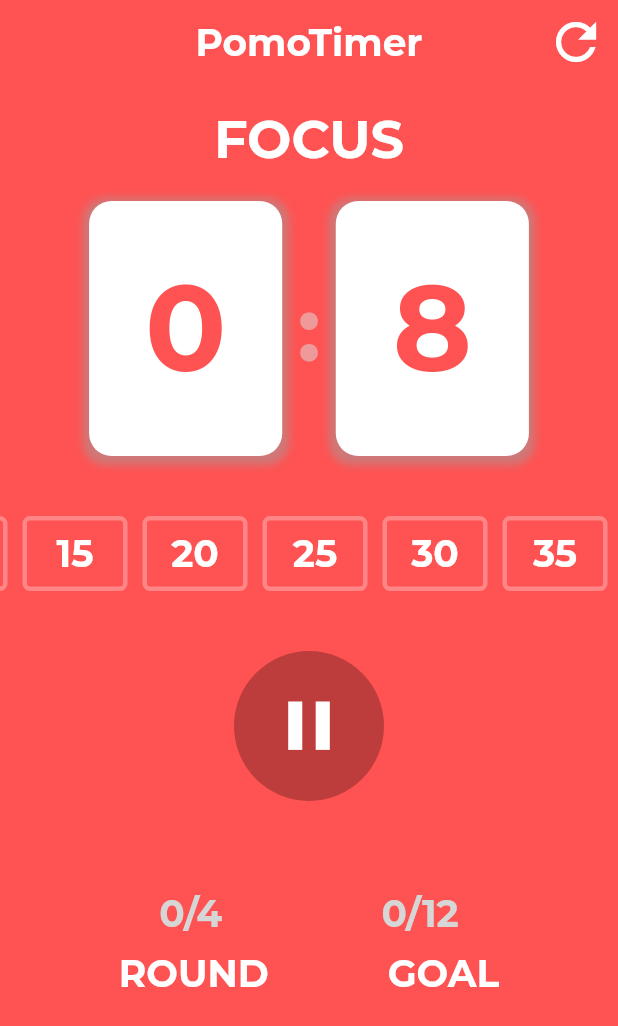
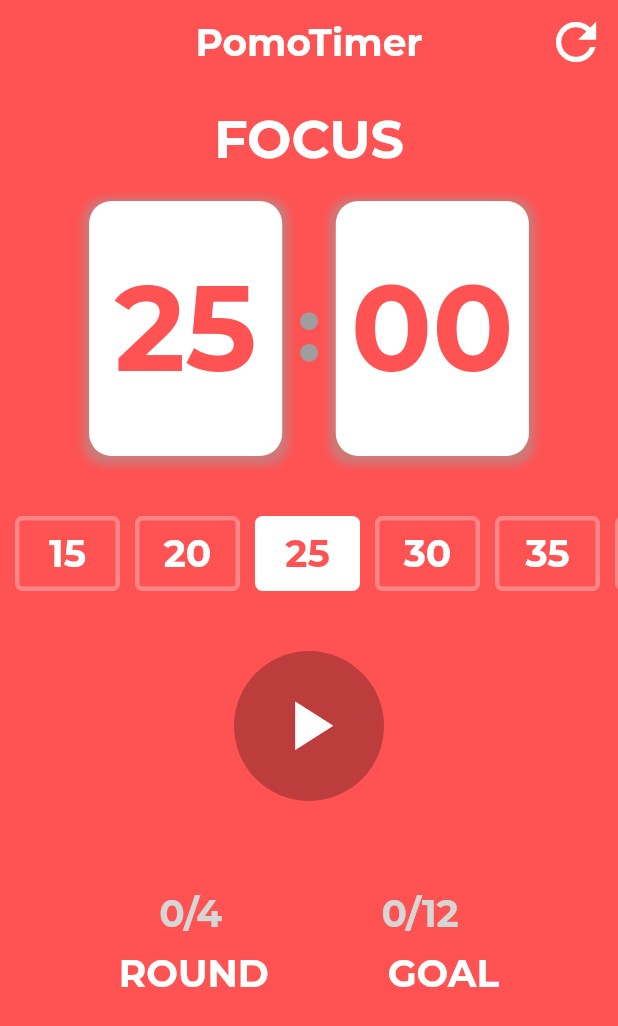
Before and after one commit to dafidakk/pomodoro_app, a Flutter app: the screen it shows after launch, after a tap on the "play arrow" icon, after a tap on the "refresh" icon, on a phone screen of 412 x 824 dp. Shown: the top 1026 px of the screen. Run offline on Flutter 3.47's test engine with Material 2 defaults, Android fonts, the phone set to English and light mode, and no system bars; our stand-ins replace google_fonts.

Commit message:
colon Color time dependent

```diff
--- a/lib/pomodoro_screen.dart
+++ b/lib/pomodoro_screen.dart
@@ -1,30 +1,32 @@
-import 'dart:ffi';
-
 import 'package:flutter/material.dart';
+import 'package:pomodoro_app/timeservice.dart';
 import 'package:pomodoro_app/utils.dart';
 import 'package:pomodoro_app/widgets/progresswidget.dart';
 import 'package:pomodoro_app/widgets/timecontroller.dart';
 import 'package:pomodoro_app/widgets/timercard.dart';
 import 'package:pomodoro_app/widgets/timeroptions.dart';
+import 'package:provider/provider.dart';
 
 class PomodoroScreen extends StatelessWidget {
   const PomodoroScreen({super.key});
 
   @override
   Widget build(BuildContext context) {
+    final provider = Provider.of<TimerService>(context);
     return Scaffold(
-      backgroundColor: Colors.redAccent,
+      backgroundColor: renderColor(provider.currentState),
       appBar: AppBar(
         centerTitle: true,
         elevation: 0,
-        backgroundColor: Colors.redAccent,
+        backgroundColor: renderColor(provider.currentState),
         title: Text(
           "PomoTimer",
           style: textStyle(25, Colors.white, FontWeight.w700),
         ),
         actions: [
           IconButton(
-            onPressed: () {},
+            onPressed: () =>
+                Provider.of<TimerService>(context, listen: false).reset(),
             icon: Icon(
               Icons.refresh,
             ),
--- a/lib/timeservice.dart
+++ b/lib/timeservice.dart
@@ -3,13 +3,14 @@ import 'package:flutter/material.dart';
 
 class TimerService extends ChangeNotifier {
   late Timer timer;
-  double currentDuration = 10;
-  double selectedTime = 10;
+  double currentDuration = 1500;
+  double selectedTime = 1500;
   bool timerPlaying = false;
   String currentState = "FOCUS";
-
   int rounds = 0;
   int goal = 0;
+  int number = 0;
+  Color colonColor = Colors.black;
 
   void start() {
     timerPlaying = true;
@@ -18,9 +19,28 @@ class TimerService extends ChangeNotifier {
         handleNextRound();
       } else {
         currentDuration--;
+        changeColor();
+        number++;
         notifyListeners();
       }
     });
+  }
+
+  void changeColor() {
+    if (number % 2 != 0) {
+      colonColor = Colors.white;
+    } else if (number % 2 == 0) {
+      colonColor = Colors.grey;
+    }
+  }
+
+  void reset() {
+    timer.cancel();
+    currentState = "FOCUS";
+    currentDuration = selectedTime = 1500;
+    rounds = goal = 0;
+    timerPlaying = false;
+    notifyListeners();
   }
 
   void pause() {
@@ -38,24 +58,24 @@ class TimerService extends ChangeNotifier {
   void handleNextRound() {
     if (currentState == "FOCUS" && rounds != 3) {
       currentState = "BREAK";
-      currentDuration = 10;
-      selectedTime = 10;
+      currentDuration = 300;
+      selectedTime = 300;
       rounds++;
       goal++;
     } else if (currentState == "BREAK") {
       currentState = "FOCUS";
-      currentDuration = 10;
-      selectedTime = 10;
+      currentDuration = 1500;
+      selectedTime = 1500;
     } else if (currentState == "FOCUS" && rounds == 3) {
       currentState = "LONGBREAK";
-      currentDuration = 10;
-      selectedTime = 10;
+      currentDuration = 1500;
+      selectedTime = 1500;
       rounds++;
       goal++;
     } else if (currentState == "LONGBREAK") {
       currentState = "FOCUS";
-      currentDuration = 10;
-      selectedTime = 10;
+      currentDuration = 1500;
+      selectedTime = 1500;
       rounds = 0;
     }
     notifyListeners();
--- a/lib/utils.dart
+++ b/lib/utils.dart
@@ -6,6 +6,7 @@ TextStyle textStyle(double size, [Color? color, FontWeight? fw]) {
 }
 
 List selectableTimes = [
+  "0",
   "300",
   "600",
   "900",
@@ -17,3 +18,11 @@ List selectableTimes = [
   "3000",
   "3300",
 ];
+
+Color renderColor(String currentState) {
+  if (currentState == "FOCUS") {
+    return Colors.redAccent;
+  } else {
+    return Colors.lightBlueAccent;
+  }
+}
--- a/lib/widgets/timercard.dart
+++ b/lib/widgets/timercard.dart
@@ -1,11 +1,19 @@
+import 'dart:async';
+import 'dart:math';
+
 import 'package:flutter/material.dart';
 import 'package:pomodoro_app/utils.dart';
 import 'package:provider/provider.dart';
 import '../timeservice.dart';
 
-class TimerCard extends StatelessWidget {
+class TimerCard extends StatefulWidget {
   const TimerCard({super.key});
 
+  @override
+  State<TimerCard> createState() => _TimerCardState();
+}
+
+class _TimerCardState extends State<TimerCard> {
   @override
   Widget build(BuildContext context) {
     final provider = Provider.of<TimerService>(context);
@@ -39,7 +47,8 @@ class TimerCard extends StatelessWidget {
               child: Center(
                 child: Text(
                   (provider.currentDuration ~/ 60).toString(),
-                  style: textStyle(80, Colors.redAccent, FontWeight.bold),
+                  style: textStyle(
+                      80, renderColor(provider.currentState), FontWeight.bold),
                 ),
               ),
             ),
@@ -48,7 +57,7 @@ class TimerCard extends StatelessWidget {
             ),
             Text(
               ":",
-              style: textStyle(60, Colors.red.shade200, FontWeight.bold),
+              style: textStyle(60, provider.colonColor, FontWeight.bold),
             ),
             SizedBox(
               width: 10,
@@ -72,7 +81,8 @@ class TimerCard extends StatelessWidget {
                   seconds == 0
                       ? "${seconds.round()}0"
                       : seconds.round().toString(),
-                  style: textStyle(80, Colors.redAccent, FontWeight.bold),
+                  style: textStyle(
+                      80, renderColor(provider.currentState), FontWeight.bold),
                 ),
               ),
             ),
--- a/lib/widgets/timeroptions.dart
+++ b/lib/widgets/timeroptions.dart
@@ -8,7 +8,7 @@ class TimeOptions extends StatelessWidget {
   Widget build(BuildContext context) {
     final provider = Provider.of<TimerService>(context);
     return SingleChildScrollView(
-      controller: ScrollController(initialScrollOffset: 155),
+      controller: ScrollController(initialScrollOffset: 240),
       scrollDirection: Axis.horizontal,
       child: Row(
           children: selectableTimes.map((time) {
@@ -30,7 +30,7 @@ class TimeOptions extends StatelessWidget {
                 style: textStyle(
                   25,
                   int.parse(time) == provider.selectedTime
-                      ? Colors.redAccent
+                      ? renderColor(provider.currentState)
                       : Colors.white,
                   FontWeight.w700,
                 ),
```
